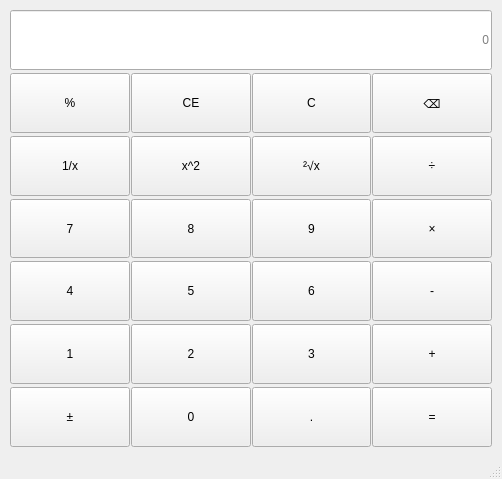
The window that mainwindow.ui (eriLzzx/eri-Qt-learning) describes before a commit, drawn with Qt 5.
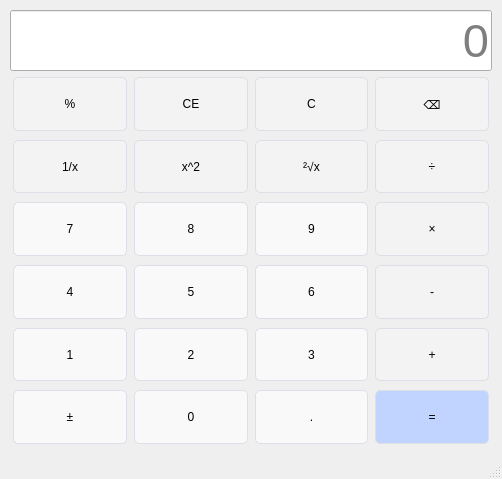
The same window after the commit.

Commit message: 完成了基础功能 还有bug待测试

Patch:
```diff
--- a/mainwindow.ui
+++ b/mainwindow.ui
@@ -16,6 +16,27 @@
   <property name="layoutDirection">
    <enum>Qt::LayoutDirection::LeftToRight</enum>
   </property>
+  <property name="styleSheet">
+   <string notr="true">QPushButton {
+    background-color: #ffffff;
+    border: 1px solid #dcdfe6;
+    margin: 3px;
+    border-radius: 5px;
+}
+
+QPushButton:hover {
+    background-color: #ecf5ff;
+    color: #409eff;
+}
+
+QPushButton:pressed {
+    border: 1px solid #3a8ee6;
+    color: #409eff;
+}
+QLineEdit {
+	font-size: 35pt
+}</string>
+  </property>
   <widget class="QWidget" name="centralwidget">
    <layout class="QGridLayout" name="gridLayout_2">
     <item row="0" column="0">
@@ -46,6 +67,11 @@
           <verstretch>0</verstretch>
          </sizepolicy>
         </property>
+        <property name="styleSheet">
+         <string notr="true">font: 290 11pt &quot;Microsoft YaHei UI Light&quot;;
+background-color:rgb(249, 249, 249) ;
+</string>
+        </property>
         <property name="text">
          <string>5</string>
         </property>
@@ -59,6 +85,11 @@
           <verstretch>0</verstretch>
          </sizepolicy>
         </property>
+        <property name="styleSheet">
+         <string notr="true">font: 290 11pt &quot;Microsoft YaHei UI Light&quot;;
+background-color:rgb(249, 249, 249) ;
+</string>
+        </property>
         <property name="text">
          <string>6</string>
         </property>
@@ -72,6 +103,11 @@
           <verstretch>0</verstretch>
          </sizepolicy>
         </property>
+        <property name="styleSheet">
+         <string notr="true">font: 290 11pt &quot;Microsoft YaHei UI Light&quot;;
+background-color: rgb(243, 243, 243)
+</string>
+        </property>
         <property name="text">
          <string>%</string>
         </property>
@@ -85,6 +121,11 @@
           <verstretch>0</verstretch>
          </sizepolicy>
         </property>
+        <property name="styleSheet">
+         <string notr="true">font: 290 11pt &quot;Microsoft YaHei UI Light&quot;;
+background-color: rgb(243, 243, 243)
+</string>
+        </property>
         <property name="text">
          <string>÷</string>
         </property>
@@ -98,6 +139,11 @@
           <verstretch>0</verstretch>
          </sizepolicy>
         </property>
+        <property name="styleSheet">
+         <string notr="true">font: 290 11pt &quot;Microsoft YaHei UI Light&quot;;
+background-color: rgb(243, 243, 243)
+</string>
+        </property>
         <property name="text">
          <string>CE</string>
         </property>
@@ -111,6 +157,11 @@
           <verstretch>0</verstretch>
          </sizepolicy>
         </property>
+        <property name="styleSheet">
+         <string notr="true">font: 290 11pt &quot;Microsoft YaHei UI Light&quot;;
+background-color: rgb(243, 243, 243)
+</string>
+        </property>
         <property name="text">
          <string>×</string>
         </property>
@@ -124,6 +175,11 @@
           <verstretch>0</verstretch>
          </sizepolicy>
         </property>
+        <property name="styleSheet">
+         <string notr="true">font: 290 11pt &quot;Microsoft YaHei UI Light&quot;;
+background-color:rgb(249, 249, 249) ;
+</string>
+        </property>
         <property name="text">
          <string>7</string>
         </property>
@@ -137,6 +193,11 @@
           <verstretch>0</verstretch>
          </sizepolicy>
         </property>
+        <property name="styleSheet">
+         <string>font: 290 11pt &quot;Microsoft YaHei UI Light&quot;;
+background-color:rgb(249, 249, 249) ;
+</string>
+        </property>
         <property name="text">
          <string>8</string>
         </property>
@@ -150,6 +211,13 @@
           <verstretch>0</verstretch>
          </sizepolicy>
         </property>
+        <property name="styleSheet">
+         <string notr="true">font: 290 11pt &quot;Microsoft YaHei UI Light&quot;;
+background-color:rgb(192, 212, 255)
+
+
+</string>
+        </property>
         <property name="text">
          <string>=</string>
         </property>
@@ -163,6 +231,11 @@
           <verstretch>0</verstretch>
          </sizepolicy>
         </property>
+        <property name="styleSheet">
+         <string notr="true">font: 290 11pt &quot;Microsoft YaHei UI Light&quot;;
+background-color:rgb(249, 249, 249) ;
+</string>
+        </property>
         <property name="text">
          <string>4</string>
         </property>
@@ -176,6 +249,11 @@
           <verstretch>0</verstretch>
          </sizepolicy>
         </property>
+        <property name="styleSheet">
+         <string notr="true">font: 290 11pt &quot;Microsoft YaHei UI Light&quot;;
+background-color: rgb(243, 243, 243)
+</string>
+        </property>
         <property name="text">
          <string>-</string>
         </property>
@@ -189,6 +267,11 @@
           <verstretch>0</verstretch>
          </sizepolicy>
         </property>
+        <property name="styleSheet">
+         <string notr="true">font: 290 11pt &quot;Microsoft YaHei UI Light&quot;;
+background-color:rgb(249, 249, 249) ;
+</string>
+        </property>
         <property name="text">
          <string>9</string>
         </property>
@@ -202,6 +285,11 @@
           <verstretch>0</verstretch>
          </sizepolicy>
         </property>
+        <property name="styleSheet">
+         <string notr="true">font: 290 11pt &quot;Microsoft YaHei UI Light&quot;;
+background-color:rgb(249, 249, 249) ;
+</string>
+        </property>
         <property name="text">
          <string>±</string>
         </property>
@@ -215,6 +303,11 @@
           <verstretch>0</verstretch>
          </sizepolicy>
         </property>
+        <property name="styleSheet">
+         <string notr="true">font: 290 11pt &quot;Microsoft YaHei UI Light&quot;;
+background-color:rgb(249, 249, 249) ;
+</string>
+        </property>
         <property name="text">
          <string>0</string>
         </property>
@@ -228,6 +321,11 @@
           <verstretch>0</verstretch>
          </sizepolicy>
         </property>
+        <property name="styleSheet">
+         <string notr="true">font: 290 11pt &quot;Microsoft YaHei UI Light&quot;;
+background-color: rgb(243, 243, 243)
+</string>
+        </property>
         <property name="text">
          <string>+</string>
         </property>
@@ -241,6 +339,11 @@
           <verstretch>0</verstretch>
          </sizepolicy>
         </property>
+        <property name="styleSheet">
+         <string notr="true">font: 290 11pt &quot;Microsoft YaHei UI Light&quot;;
+background-color:rgb(249, 249, 249) ;
+</string>
+        </property>
         <property name="text">
          <string>2</string>
         </property>
@@ -254,6 +357,11 @@
           <verstretch>0</verstretch>
          </sizepolicy>
         </property>
+        <property name="styleSheet">
+         <string notr="true">font: 290 11pt &quot;Microsoft YaHei UI Light&quot;;
+background-color: rgb(243, 243, 243)
+</string>
+        </property>
         <property name="text">
          <string>1/x</string>
         </property>
@@ -267,6 +375,11 @@
           <verstretch>0</verstretch>
          </sizepolicy>
         </property>
+        <property name="styleSheet">
+         <string notr="true">font: 290 11pt &quot;Microsoft YaHei UI Light&quot;;
+background-color:rgb(249, 249, 249) ;
+</string>
+        </property>
         <property name="text">
          <string>3</string>
         </property>
@@ -280,6 +393,11 @@
           <verstretch>0</verstretch>
          </sizepolicy>
         </property>
+        <property name="styleSheet">
+         <string notr="true">font: 290 11pt &quot;Microsoft YaHei UI Light&quot;;
+background-color: rgb(243, 243, 243)
+</string>
+        </property>
         <property name="text">
          <string>⌫</string>
         </property>
@@ -293,6 +411,11 @@
           <verstretch>0</verstretch>
          </sizepolicy>
         </property>
+        <property name="styleSheet">
+         <string notr="true">font: 290 11pt &quot;Microsoft YaHei UI Light&quot;;
+background-color:rgb(249, 249, 249) ;
+</string>
+        </property>
         <property name="text">
          <string>1</string>
         </property>
@@ -306,6 +429,11 @@
           <verstretch>0</verstretch>
          </sizepolicy>
         </property>
+        <property name="styleSheet">
+         <string notr="true">font: 290 11pt &quot;Microsoft YaHei UI Light&quot;;
+background-color: rgb(243, 243, 243)
+</string>
+        </property>
         <property name="text">
          <string>x^2</string>
         </property>
@@ -319,6 +447,11 @@
           <verstretch>0</verstretch>
          </sizepolicy>
         </property>
+        <property name="styleSheet">
+         <string notr="true">font: 290 11pt &quot;Microsoft YaHei UI Light&quot;;
+background-color: rgb(243, 243, 243)
+</string>
+        </property>
         <property name="text">
          <string>²√x</string>
         </property>
@@ -332,6 +465,11 @@
           <verstretch>0</verstretch>
          </sizepolicy>
         </property>
+        <property name="styleSheet">
+         <string notr="true">font: 290 11pt &quot;Microsoft YaHei UI Light&quot;;
+background-color: rgb(243, 243, 243)
+</string>
+        </property>
         <property name="text">
          <string>C</string>
         </property>
@@ -345,6 +483,11 @@
           <verstretch>0</verstretch>
          </sizepolicy>
         </property>
+        <property name="styleSheet">
+         <string notr="true">font: 290 18pt &quot;Microsoft YaHei UI Light&quot;;
+background-color:rgb(249, 249, 249) ;
+</string>
+        </property>
         <property name="text">
          <string>.</string>
         </property>
```
The commit also changes 2 other files.
